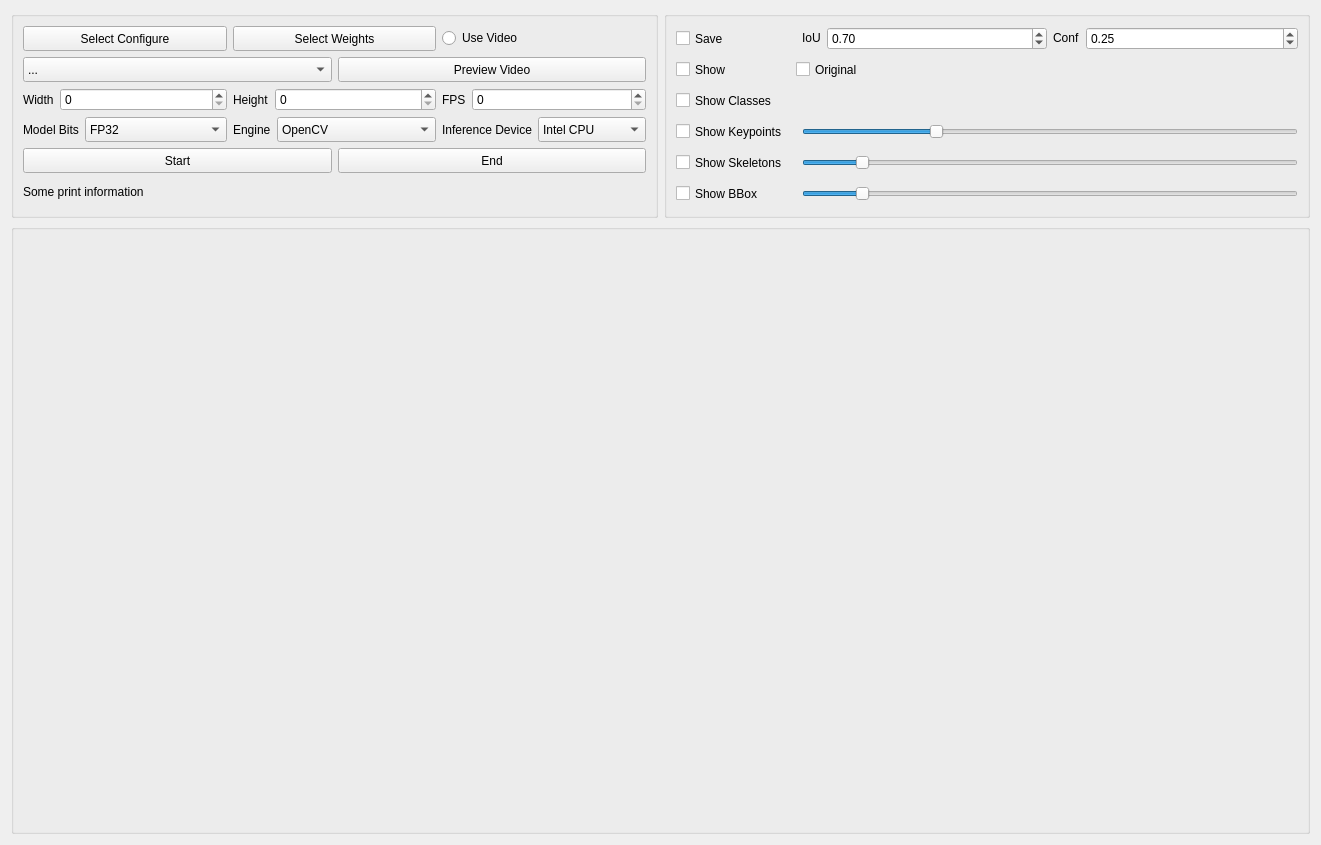
Before: the Qt Designer form animalposetracker/gui/ui/inferencer.ui in wux024/AnimalPoseTracker, drawn with Qt 5.
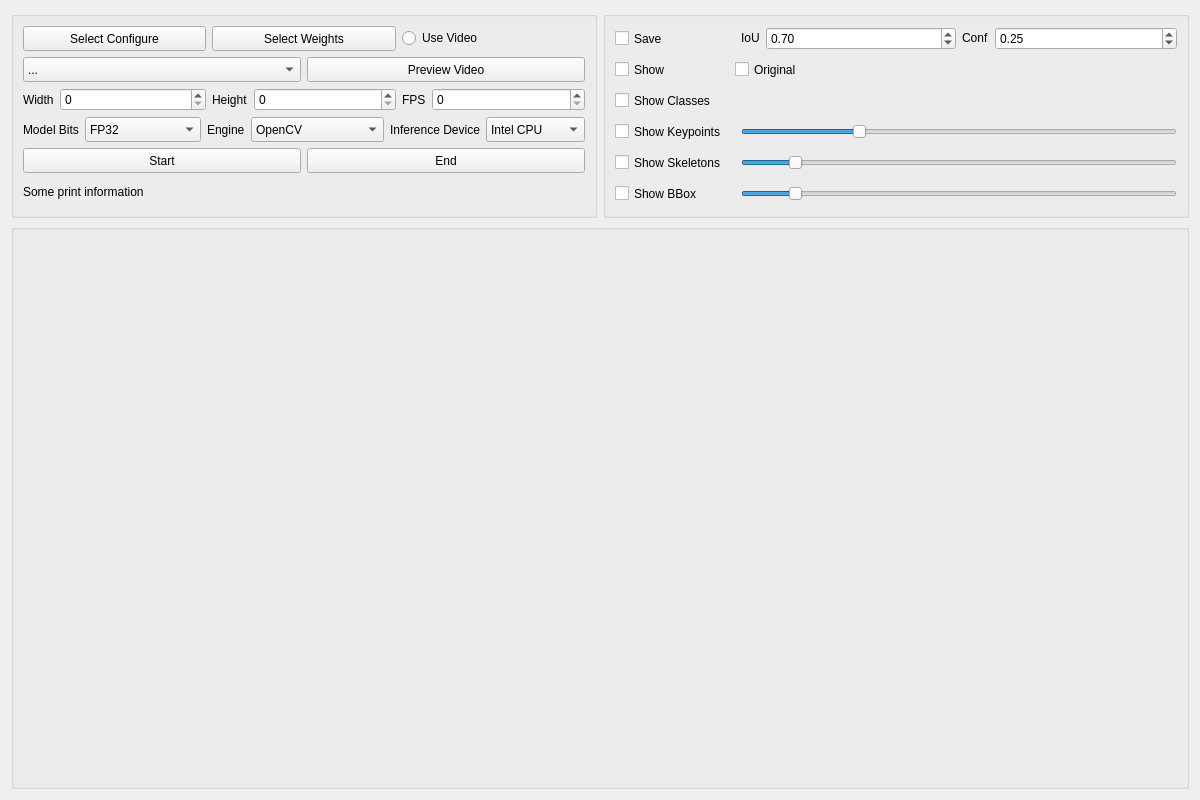
After: the same form once the commit is applied. Icons and pictures are not drawn.

Diff of the .ui file:
```diff
--- a/animalposetracker/gui/ui/inferencer.ui
+++ b/animalposetracker/gui/ui/inferencer.ui
@@ -6,8 +6,8 @@
    <rect>
     <x>0</x>
     <y>0</y>
-    <width>1321</width>
-    <height>845</height>
+    <width>1200</width>
+    <height>800</height>
    </rect>
   </property>
   <property name="sizePolicy">
@@ -880,6 +880,21 @@
       <set>Qt::AlignmentFlag::AlignCenter</set>
      </property>
      <layout class="QHBoxLayout" name="DisplayGroupHLayout">
+      <property name="spacing">
+       <number>0</number>
+      </property>
+      <property name="leftMargin">
+       <number>5</number>
+      </property>
+      <property name="topMargin">
+       <number>5</number>
+      </property>
+      <property name="rightMargin">
+       <number>5</number>
+      </property>
+      <property name="bottomMargin">
+       <number>5</number>
+      </property>
       <item>
        <widget class="QLabel" name="Display">
         <property name="sizePolicy">
@@ -894,12 +909,6 @@
           <height>100</height>
          </size>
         </property>
-        <property name="maximumSize">
-         <size>
-          <width>1000</width>
-          <height>1000</height>
-         </size>
-        </property>
         <property name="toolTipDuration">
          <number>0</number>
         </property>
```
Left out of the diff: 2 changed lines with no effect on the pictures.
